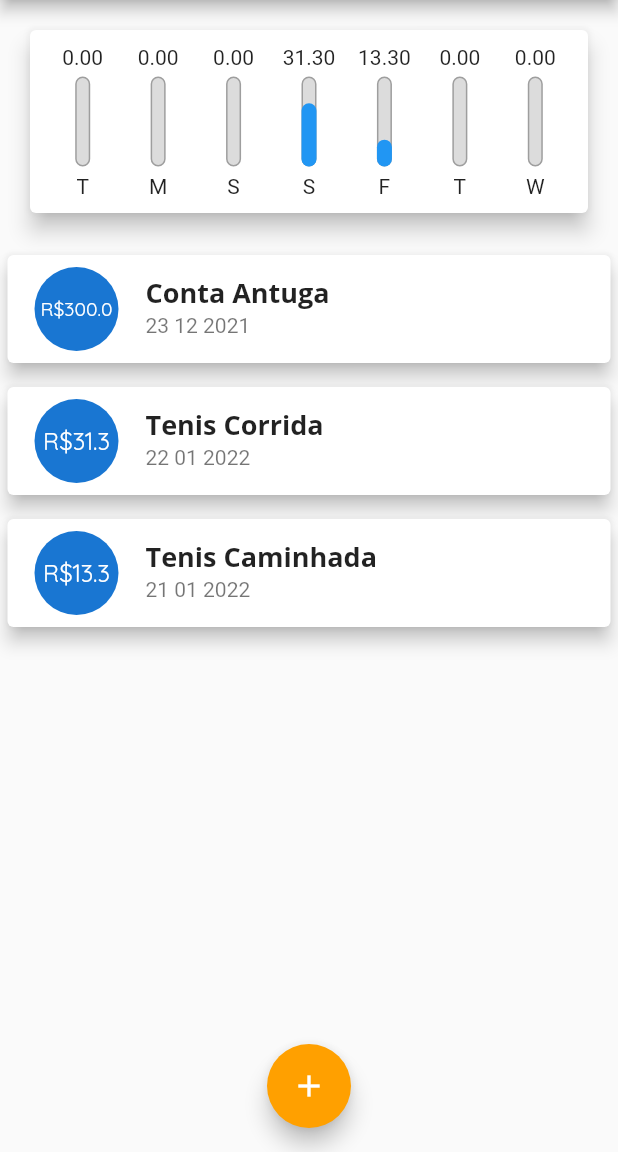
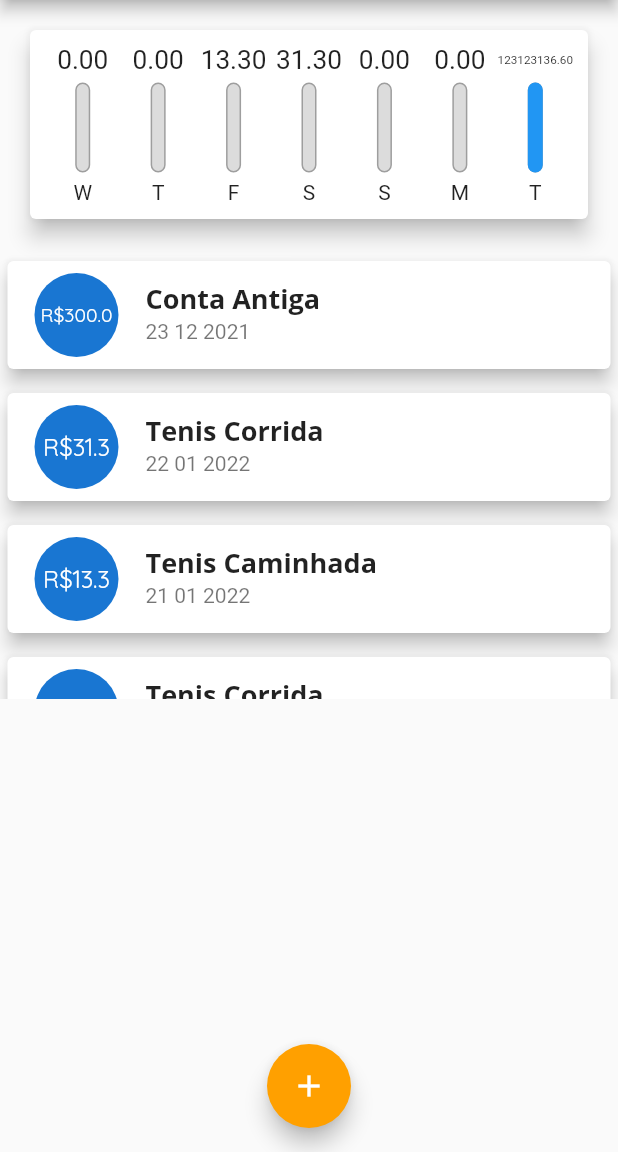
Before and after one commit to mbj-junior/Estudo-Flutter, a Flutter app: the screen it shows after launch, on a phone screen of 412 x 824 dp, the part 84-1236 px from its top. Run offline on Flutter 3.47's test engine with Material 2 defaults, Android fonts, the light colour scheme and no system bars.

Commit message:
feat: adjust height to chat_bar

```diff
--- a/expenses/lib/components/chart.dart
+++ b/expenses/lib/components/chart.dart
@@ -28,7 +28,7 @@ class Chart extends StatelessWidget {
         'day': DateFormat.E().format(weekDay)[0],
         'value': totalSum,
       };
-    });
+    }).reversed.toList();
   }
 
   double get _weekTotalValue {
--- a/expenses/lib/components/chart_bar.dart
+++ b/expenses/lib/components/chart_bar.dart
@@ -15,8 +15,11 @@ class ChartBar extends StatelessWidget {
   Widget build(BuildContext context) {
     return Column(
       children: <Widget>[
-        FittedBox(
-          child: Text("${value.toStringAsFixed(2)}"),
+        Container(
+          height: 20,
+          child: FittedBox(
+            child: Text("${value.toStringAsFixed(2)}"),
+          ),
         ),
         SizedBox(
           height: 5,
--- a/expenses/lib/main.dart
+++ b/expenses/lib/main.dart
@@ -53,7 +53,7 @@ class _MyHomePageState extends State<MyHomePage> {
   final List<Transaction> _transactions = [
     Transaction(
         id: "t0",
-        title: "Conta Antuga",
+        title: "Conta Antiga",
         value: 300,
         date: DateTime.now().subtract(Duration(days: 33))),
     Transaction(
@@ -65,7 +65,14 @@ class _MyHomePageState extends State<MyHomePage> {
         id: "t2",
         title: "Tenis Caminhada",
         value: 13.3,
-        date: DateTime.now().subtract(Duration(days: 4)))
+        date: DateTime.now().subtract(Duration(days: 4))),
+    Transaction(
+        id: "t3",
+        title: "Tenis Corrida",
+        value: 123123123.3,
+        date: DateTime.now()),
+    Transaction(
+        id: "t4", title: "Tenis Caminhada", value: 13.3, date: DateTime.now())
   ];
 
   List<Transaction> get _recentTransactions {
```
